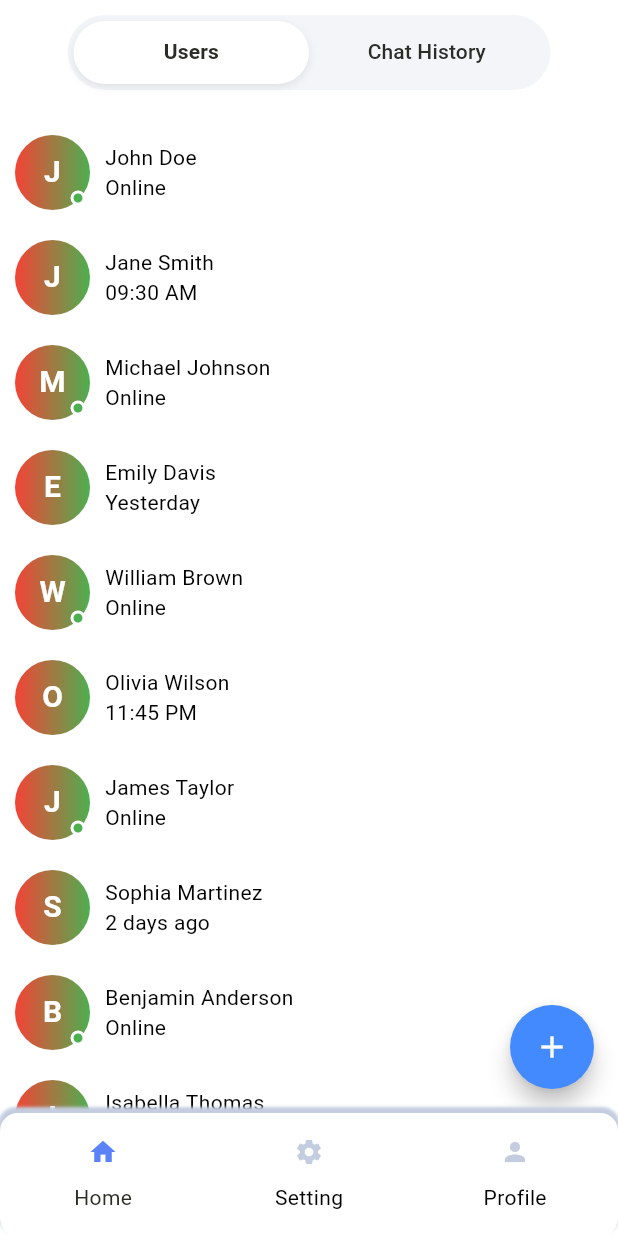
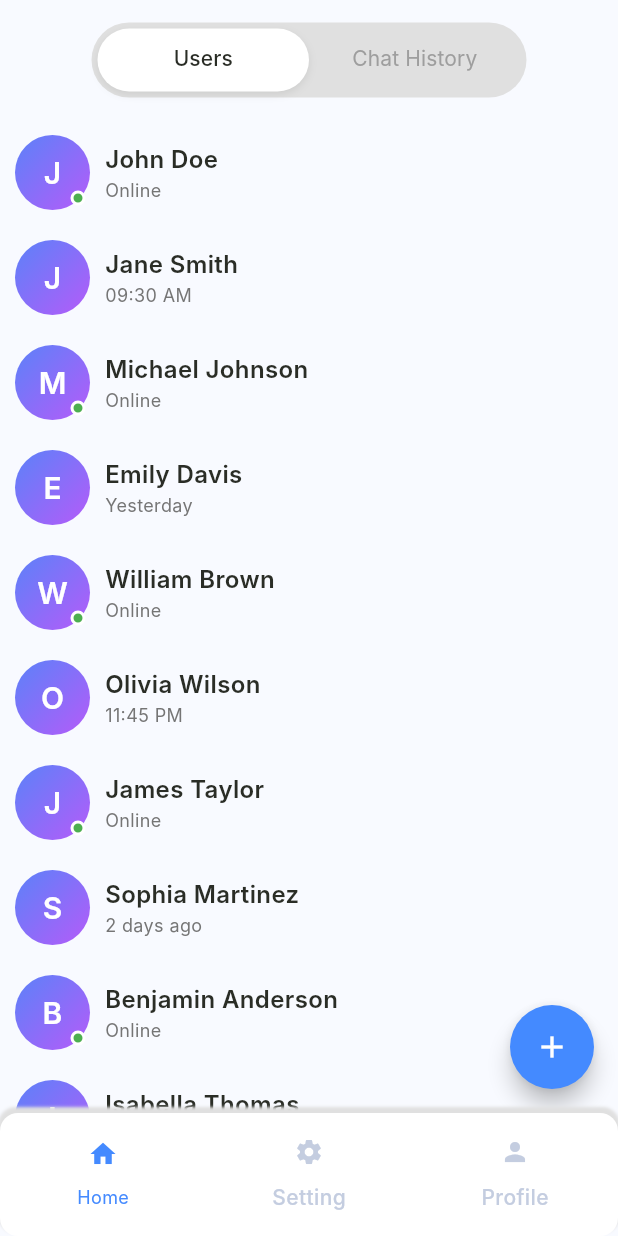
Before and after one commit to kanjiyakeyur/mini_chat, a Flutter app: the screen it shows after launch, on a phone screen of 412 x 824 dp. Run offline on Flutter 3.47's test engine with Material 3 defaults, Android fonts, the phone set to English and light mode, and no system bars; our stand-ins replace bloc, equatable, flutter_bloc; Roboto replaces fonts that are missing (Inter).

Commit message:
Theme Correction and Tab with scrolling implements

```diff
--- a/lib/presentation/dashboard/screen/chat_screen.dart
+++ b/lib/presentation/dashboard/screen/chat_screen.dart
@@ -3,6 +3,7 @@ import 'package:mini_chat/core/size_utils.dart';
 import 'package:mini_chat/presentation/dashboard/bloc/chat_bloc.dart';
 import 'package:mini_chat/presentation/dashboard/screen/chat_history._page.dart';
 import 'package:mini_chat/presentation/dashboard/screen/user_page.dart';
+import 'package:mini_chat/theme/custom_text_style.dart';
 import 'package:mini_chat/theme/theme_helper.dart';
 import 'package:flutter_bloc/flutter_bloc.dart';
 
@@ -13,18 +14,20 @@ class ChatScreen extends StatelessWidget {
   Widget build(BuildContext context) {
     return DefaultTabController(
       length: 2,
-      child: Column(
-        children: [
-          SizedBox(height: 10.h),
-          // Custom Toggle
-          Container(
+      child: Scaffold(
+        body: NestedScrollView(
+          headerSliverBuilder: (BuildContext context, bool innerBoxIsScrolled) {
+            return <Widget>[
+              SliverAppBar(
+                title: Container(
                   height: 50.h,
                   margin: EdgeInsets.symmetric(horizontal: 45.h),
                   padding: EdgeInsets.all(4.h),
                   decoration: BoxDecoration(
-              color: appTheme.primaryGray.withOpacity(
-                0.2,
-              ), // Light background for the toggle container
+                    color: appTheme.lightGray,
+                    // .withOpacity(
+                    //   0.8,
+                    // ), // Light background for the toggle container
                     borderRadius: BorderRadius.circular(25.h),
                   ),
                   child: TabBar(
@@ -43,13 +46,9 @@ class ChatScreen extends StatelessWidget {
                     ),
                     labelColor: appTheme.black,
                     unselectedLabelColor: appTheme.gray,
-              labelStyle: TextStyle(
-                fontWeight: FontWeight.w600,
-                fontSize: 14.fSize,
-              ),
-              unselectedLabelStyle: TextStyle(
-                fontWeight: FontWeight.w500,
-                fontSize: 14.fSize,
+                    labelStyle: CustomTextStyles.titleSmall,
+                    unselectedLabelStyle: CustomTextStyles.titleSmall.copyWith(
+                      fontWeight: FontWeight.w400,
                     ),
                     tabs: [
                       Tab(child: Text("Users")),
@@ -57,15 +56,21 @@ class ChatScreen extends StatelessWidget {
                     ],
                   ),
                 ),
-          SizedBox(height: 20.h),
-          // Content
-          Expanded(
-            child: BlocProvider(
+                centerTitle: true,
+                floating: true,
+                pinned: false,
+                snap: true,
+                backgroundColor: Colors.transparent,
+                elevation: 0,
+                toolbarHeight: 80.h,
+              ),
+            ];
+          },
+          body: BlocProvider(
             create: (context) => ChatBloc()..add(InitEvent()),
             child: TabBarView(children: [UserPage(), ChatHistoryPage()]),
           ),
         ),
-        ],
       ),
     );
   }
--- a/lib/presentation/dashboard/screen/user_page.dart
+++ b/lib/presentation/dashboard/screen/user_page.dart
@@ -2,6 +2,7 @@ import 'package:flutter/material.dart';
 import 'package:flutter_bloc/flutter_bloc.dart';
 import 'package:mini_chat/presentation/dashboard/bloc/chat_bloc.dart';
 import 'package:mini_chat/presentation/dashboard/widgets/user_contact.dart';
+import 'package:mini_chat/theme/theme_helper.dart';
 
 class UserPage extends StatelessWidget {
   const UserPage({Key? key}) : super(key: key);
@@ -9,9 +10,14 @@ class UserPage extends StatelessWidget {
   @override
   Widget build(BuildContext context) {
     return Scaffold(
-      body: BlocBuilder<ChatBloc, ChatState>(
+      backgroundColor: Colors.transparent,
+      body: Stack(
+        alignment: Alignment.bottomRight,
+        children: [
+          BlocBuilder<ChatBloc, ChatState>(
             builder: (context, state) {
               return ListView.builder(
+                padding: EdgeInsets.zero,
                 itemCount: state.users?.length ?? 0,
                 itemBuilder: (context, index) {
                   final user = state.users?[index];
@@ -20,11 +26,18 @@ class UserPage extends StatelessWidget {
               );
             },
           ),
-      floatingActionButton: FloatingActionButton(
+          Padding(
+            padding: const EdgeInsets.all(16.0),
+            child: FloatingActionButton(
               onPressed: () {},
-        child: Icon(Icons.add, color: Colors.white,),
-        backgroundColor: Colors.blueAccent,
-        shape: RoundedRectangleBorder(borderRadius: BorderRadius.circular(40)),
+              child: Icon(Icons.add, color: appTheme.white),
+              backgroundColor: appTheme.primary,
+              shape: RoundedRectangleBorder(
+                borderRadius: BorderRadius.circular(40),
+              ),
+            ),
+          ),
+        ],
       ),
     );
   }
--- a/lib/presentation/dashboard/widgets/user_contact.dart
+++ b/lib/presentation/dashboard/widgets/user_contact.dart
@@ -2,6 +2,7 @@ import 'package:flutter/material.dart';
 import 'package:mini_chat/core/size_utils.dart';
 import 'package:mini_chat/presentation/dashboard/models/user_model.dart';
 import 'package:mini_chat/presentation/dashboard/widgets/user_profile.dart';
+import 'package:mini_chat/theme/custom_text_style.dart';
 
 class UserContact extends StatelessWidget {
   UserModel user;
@@ -21,11 +22,12 @@ class UserContact extends StatelessWidget {
               mainAxisSize: .min,
               crossAxisAlignment: .start,
               children: [
-                Text(user.name ?? ''),
+                Text(user.name ?? '', style: CustomTextStyles.titleMedium),
                 Text(
                   user.isOnline ?? false
                       ? 'Online'
                       : user.lastSeen ?? 'Offline',
+                  style: CustomTextStyles.bodySmall,
                 ),
               ],
             ),
--- a/lib/presentation/dashboard/widgets/user_profile.dart
+++ b/lib/presentation/dashboard/widgets/user_profile.dart
@@ -1,6 +1,8 @@
 import 'package:flutter/material.dart';
 import 'package:mini_chat/core/size_utils.dart';
 import 'package:mini_chat/presentation/dashboard/models/user_model.dart';
+import 'package:mini_chat/theme/custom_text_style.dart';
+import 'package:mini_chat/theme/theme_helper.dart';
 
 class UserProfile extends StatelessWidget {
   final UserModel user;
@@ -19,13 +21,20 @@ class UserProfile extends StatelessWidget {
             shape: BoxShape.circle,
             color: showGradient ? null : Colors.lightGreen.shade400,
             gradient: showGradient
-                ? LinearGradient(colors: [Colors.red, Colors.green])
+                ? LinearGradient(
+                    colors: [appTheme.gradientStart, appTheme.gradientEnd],
+                    begin: Alignment.topLeft,
+                    end: Alignment.bottomRight,
+                  )
                 : null,
           ),
           child: Center(
             child: Text(
-              (user.name ?? '*').substring(0, 1),
-              style: TextStyle(fontSize: 20, fontWeight: FontWeight.bold, color: Colors.white),
+              (user.name ?? '*').substring(0, 1).toUpperCase(),
+              style: CustomTextStyles.titleMedium.copyWith(
+                color: appTheme.white,
+                fontSize: 20.fSize,
+              ), // Override size/color for profile
             ),
           ),
         ),
@@ -39,8 +48,8 @@ class UserProfile extends StatelessWidget {
               width: 10.h,
               decoration: BoxDecoration(
                 shape: BoxShape.circle,
-                color: Colors.green,
-                border: Border.all(color: Colors.white, width: 2),
+                color: Colors.green, // Keep logic green for online
+                border: Border.all(color: appTheme.white, width: 2),
               ),
             ),
           ),
--- a/lib/theme/custom_box_decoration.dart
+++ b/lib/theme/custom_box_decoration.dart
@@ -1,15 +1,13 @@
-
 import 'package:flutter/material.dart';
 import 'package:mini_chat/core/size_utils.dart';
 import 'package:mini_chat/theme/theme_helper.dart';
 
-class AppDecoration {
-
+class CustomBoxDecoration {
   static BoxDecoration get screenBackground =>
       BoxDecoration(color: appTheme.background);
 
   static BoxDecoration get fillGray => BoxDecoration(
-    color: appTheme.primaryGray,
+    color: appTheme.lightGray,
     borderRadius: CustomBorderRadiusStyle.border30,
   );
 
@@ -21,8 +19,8 @@ class AppDecoration {
     borderRadius: CustomBorderRadiusStyle.border10,
   );
 
-  static BoxDecoration get fillPrimaryGrayB10 => BoxDecoration(
-    color: appTheme.primaryGray,
+  static BoxDecoration get fillGrayB10 => BoxDecoration(
+    color: appTheme.lightGray,
     borderRadius: CustomBorderRadiusStyle.border10,
   );
 
@@ -31,14 +29,14 @@ class AppDecoration {
     borderRadius: CustomBorderRadiusStyle.border50,
   );
 
-  static BoxDecoration get borderPrimaryB10 => BoxDecoration(
+  static BoxDecoration get borderGrayB10 => BoxDecoration(
     borderRadius: CustomBorderRadiusStyle.border10,
-    border: Border.all(color: appTheme.primaryGray, width: 1.h),
+    border: Border.all(color: appTheme.lightGray, width: 1.h),
   );
 
-  static BoxDecoration get borderPrimaryB50 => BoxDecoration(
+  static BoxDecoration get borderGrayB50 => BoxDecoration(
     borderRadius: CustomBorderRadiusStyle.border50,
-    border: Border.all(color: appTheme.primaryGray, width: 1.h),
+    border: Border.all(color: appTheme.lightGray, width: 1.h),
   );
 
   static BoxDecoration get borderWhiteB50 => BoxDecoration(
@@ -46,10 +44,10 @@ class AppDecoration {
     border: Border.all(color: appTheme.white, width: 1.h),
   );
 
-  static BoxDecoration get borderPrimaryWithPrimaryLightB50 => BoxDecoration(
+  static BoxDecoration get borderPrimaryWithLightB50 => BoxDecoration(
     borderRadius: CustomBorderRadiusStyle.border50,
     border: Border.all(color: appTheme.primary, width: 1.h),
-    color: appTheme.primaryLight,
+    color: appTheme.primary.withOpacity(0.1),
   );
 
   static BoxDecoration get userChatBubble => BoxDecoration(
@@ -57,9 +55,14 @@ class AppDecoration {
     color: appTheme.primary,
   );
 
+  static BoxDecoration get friendChatBubble => BoxDecoration(
+    borderRadius: CustomBorderRadiusStyle.aiChatBubble,
+    color: appTheme.lightGray, // or white depending on design
+  );
+
   static BoxDecoration get userFileChatBubble => BoxDecoration(
     borderRadius: CustomBorderRadiusStyle.userChatBubble,
-    color: appTheme.primaryLight,
+    color: appTheme.primary.withOpacity(0.1),
     border: Border.all(color: appTheme.primary, width: 1.h),
   );
 
@@ -95,7 +98,7 @@ class AppDecoration {
     borderRadius: CustomBorderRadiusStyle.border10,
     boxShadow: [
       BoxShadow(
-        color: appTheme.black.withValues(alpha: 0.1),
+        color: appTheme.black.withOpacity(0.1),
         blurRadius: 8,
         offset: Offset(0, 2),
       ),
--- a/lib/theme/custom_text_style.dart
+++ b/lib/theme/custom_text_style.dart
@@ -1,92 +1,60 @@
-
 import 'package:flutter/material.dart';
 import 'package:mini_chat/core/size_utils.dart';
 import 'package:mini_chat/theme/theme_helper.dart';
 
+class CustomTextStyles {
+  // Use Inter font by default from theme, so just use copyWith for specifics
 
-class CustomTextStyles {
-
-  static TextStyle get _mainFontFamily => TextStyle().copyWith(
-    color: appTheme.primary,
-    fontSize: 10.fSize,
-    fontWeight: FontWeight.w500, // Medium
+  // Headers / Titles
+  static TextStyle get headlineMedium =>
+      theme.textTheme.headlineMedium!.copyWith(
+        color: appTheme.black,
+        fontSize: 24.fSize,
+        fontWeight: FontWeight.w600,
       );
 
-  static TextStyle get buttonWhite => _mainFontFamily.copyWith(
+  static TextStyle get titleMedium => theme.textTheme.titleMedium!.copyWith(
+    color: appTheme.black,
     fontSize: 16.fSize,
     fontWeight: FontWeight.w600,
-    color: appTheme.white,
   );
 
-  static TextStyle get buttonPrimary => _mainFontFamily.copyWith(
-    fontSize: 18.fSize,
-    fontWeight: FontWeight.w600,
-    color: appTheme.primary,
+  static TextStyle get titleSmall => theme.textTheme.titleSmall!.copyWith(
+    color: appTheme.black,
+    fontSize: 14.fSize,
+    fontWeight: FontWeight.w500,
   );
 
-  static TextStyle get bodyText => _mainFontFamily.copyWith(
+  // Body Text
+  static TextStyle get bodyLarge => theme.textTheme.bodyLarge!.copyWith(
+    color: appTheme.textPrimary,
+    fontSize: 16.fSize,
+    fontWeight: FontWeight.w400,
+  );
+
+  static TextStyle get bodyMedium => theme.textTheme.bodyMedium!.copyWith(
+    color: appTheme.textPrimary,
     fontSize: 14.fSize,
     fontWeight: FontWeight.w400,
-    color: appTheme.black,
   );
 
-  // logo
-  static TextStyle get logoText => _mainFontFamily.copyWith(
-    fontSize: 20.fSize,
-    fontWeight: FontWeight.w500, // Bold
-    color: appTheme.primary,
+  static TextStyle get bodySmall => theme.textTheme.bodySmall!.copyWith(
+    color: appTheme.textSecondary,
+    fontSize: 12.fSize,
+    fontWeight: FontWeight.w400,
   );
 
-  // onboarding Title
-  static TextStyle get blackS28W600 => _mainFontFamily.copyWith(
-    fontSize: 28.fSize,
-    fontWeight: FontWeight.w600, // Semi-Bold
-    color: appTheme.black,
+  // Button Text
+  static TextStyle get labelLarge => theme.textTheme.labelLarge!.copyWith(
+    color: appTheme.white,
+    fontSize: 16.fSize,
+    fontWeight: FontWeight.w600,
   );
 
-  static get blackS24W500 => _mainFontFamily.copyWith(
-    fontSize: 24.fSize,
-    fontWeight: FontWeight.w500,
-    color: appTheme.black,
+  // Specific Legacy/Custom ones that might be useful
+  static TextStyle get logoText => theme.textTheme.headlineSmall!.copyWith(
+    color: appTheme.primary,
+    fontSize: 20.fSize,
+    fontWeight: FontWeight.w600,
   );
-
-  static get blackS24W600 => _mainFontFamily.copyWith(
-    fontSize: 24.fSize,
-    fontWeight: FontWeight.w600,
-    color: appTheme.black,
-  );
-
-  // 10
-  static get blackS10W300 => _mainFontFamily.copyWith(
-    fontSize: 10.fSize,
-    fontWeight: FontWeight.w300,
-    color: appTheme.black,
-  );
-
-  static get primaryS10W500 => _mainFontFamily.copyWith(
-    fontSize: 6.fSize,
-    fontWeight: FontWeight.w500,
-    color: appTheme.primary,
-  );
-
-  // 14
-  static get blackS14W600 => _mainFontFamily.copyWith(
-    fontSize: 14.fSize,
-    fontWeight: FontWeight.w400,
-    color: appTheme.black,
-  );
-
-  // 16
-  static get blackS16W400 => _mainFontFamily.copyWith(
-    fontSize: 16.fSize,
-    fontWeight: FontWeight.w400,
-    color: appTheme.black,
-  );
-
-  static get blackS16W600 => _mainFontFamily.copyWith(
-    fontSize: 16.fSize,
-    fontWeight: FontWeight.w600,
-    color: appTheme.black,
-  );
-
 }
--- a/lib/widgets/custom_bottom_bar.dart
+++ b/lib/widgets/custom_bottom_bar.dart
@@ -49,7 +49,7 @@ class CustomBottomBarState extends State<CustomBottomBar> {
         borderRadius: BorderRadius.circular(12.h),
         boxShadow: [
           BoxShadow(
-            color: appTheme.primaryGray,
+            color: appTheme.lightGray,
             spreadRadius: 1.h,
             blurRadius: 1.h,
             offset: Offset(0, -3),
@@ -70,7 +70,7 @@ class CustomBottomBarState extends State<CustomBottomBar> {
               icon: Container(
                 height: 48.h,
                 width: 48.h,
-                decoration: AppDecoration.fillGray,
+                decoration: CustomBoxDecoration.fillGray,
                 child: Stack(
                   alignment: AlignmentDirectional.center,
                   children: [
@@ -98,11 +98,13 @@ class CustomBottomBarState extends State<CustomBottomBar> {
                     Icon(
                       bottomMenuList[index].icon,
                       size: 20.h,
-                      color: appTheme.primaryGray,
+                      color: appTheme.iconGray,
                     ),
                     Text(
                       bottomMenuList[index].title ?? "",
-                      style: theme.textTheme.titleSmall,
+                      style: CustomTextStyles.titleSmall.copyWith(
+                        color: appTheme.iconGray,
+                      ),
                     ),
                   ],
                 ),
@@ -124,7 +126,9 @@ class CustomBottomBarState extends State<CustomBottomBar> {
                     ),
                     Text(
                       bottomMenuList[index].title ?? "",
-                      style: CustomTextStyles.bodyText,
+                      style: CustomTextStyles.bodySmall.copyWith(
+                        color: theme.colorScheme.primary,
+                      ),
                     ),
                   ],
                 ),
```
Also changed, not shown: lib/presentation/dashboard/widgets/user_history_widget.dart (+19 -10 lines), lib/theme/custom_button_style.dart (+5 -13 lines), lib/theme/theme_helper.dart (+26 -25 lines). Lines whose indentation alone changed are shown as unchanged.
